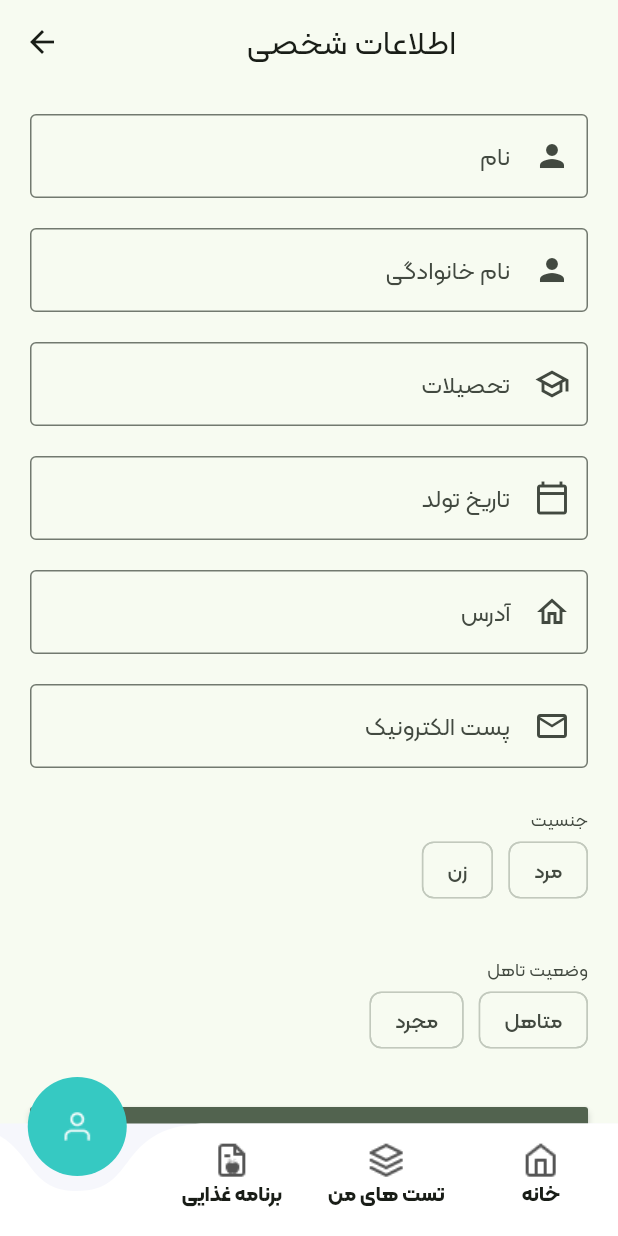
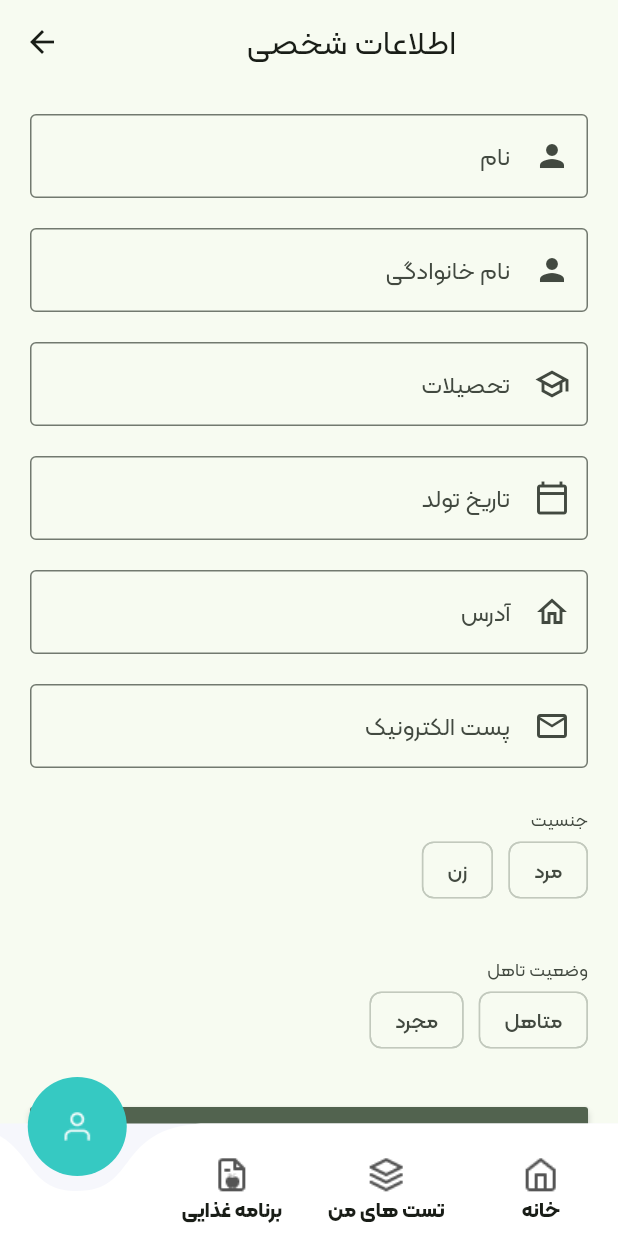
Before and after one commit to aligavahi/sharif_health_app, a Flutter app: the screen it shows after launch, after a tap on "کاربر", after a tap on the "arrow drop up" icon, after a tap on "ویرایش اطلاعات شخصی", on a phone screen of 412 x 824 dp. Run offline on Flutter 3.47's test engine with Material 3 defaults, Android fonts, the phone set to English and light mode, and no system bars; drawn by our look-alikes of curved_navigation_bar, flutter_form_builder; our stand-ins replace bloc, flutter_bloc, pinput, shamsi_date, shared_preferences, syncfusion_flutter_charts; network calls fail.

Commit message:
add all navigation icons

```diff
--- a/lib/ui/homepage/navigation/navigation_item.dart
+++ b/lib/ui/homepage/navigation/navigation_item.dart
@@ -1,31 +1,44 @@
 import 'package:flutter/cupertino.dart';
+import 'package:sharif_health_app/utils/app_colors.dart';
 
 class NavigationItem extends StatelessWidget {
-  final ImageIcon icon;
-
+  final String assetName;
   final String label;
   final bool isActive;
+  final double activeSize = 50;
+  final double inActiveSize = 60;
 
-  const NavigationItem({super.key,
-    required this.icon,
-    required this.label,
-    required this.isActive});
+  const NavigationItem(
+      {super.key,
+      required this.assetName,
+      required this.label,
+      required this.isActive});
 
   @override
   Widget build(BuildContext context) {
+    final Widget icon = getNavigationItem(assetName);
     Widget widget;
     if (!isActive) {
-      widget = Column(children: [
-        Center(child: icon),
-        Center(
-            child: Text(
+      widget = Column(
+          mainAxisAlignment: MainAxisAlignment.end,
+          crossAxisAlignment: CrossAxisAlignment.center,
+          children: [
+            const Spacer(),
+            Expanded(flex: 2  ,child: Center(child: icon)),
+            Center(
+                child: Text(
               label,
               style: const TextStyle(fontWeight: FontWeight.bold),
             ))
-      ]);
+          ]);
     } else {
       widget = Center(child: icon);
     }
-    return SizedBox(height: 50, child: widget);
+    return SizedBox(height: isActive ? activeSize : inActiveSize, child: widget);
+  }
+
+  Widget getNavigationItem(assetName) {
+    Color color = isActive ? AppColors.white : AppColors.black;
+    return Image.asset(assetName, color: color,fit: BoxFit.scaleDown,);
   }
 }
--- a/lib/ui/homepage/navigation/trainee_home_page.dart
+++ b/lib/ui/homepage/navigation/trainee_home_page.dart
@@ -6,7 +6,6 @@ import 'package:sharif_health_app/ui/homepage/my_tests/my_tests_page.dart';
 import 'package:sharif_health_app/ui/homepage/navigation/navigation_item.dart';
 import 'package:sharif_health_app/ui/homepage/profile/main_page/profile_page.dart';
 import 'package:sharif_health_app/utils/app_colors.dart';
-import 'package:sharif_health_app/utils/app_item.dart';
 
 class TraineeHomePage extends StatelessWidget {
   const TraineeHomePage({super.key, required this.index});
@@ -23,24 +22,22 @@ class TraineeHomePage extends StatelessWidget {
         buttonBackgroundColor: AppColors.green  ,
         items: [
           NavigationItem(
-            icon: getNavigationItem("assets/trainee/profile.png", index == 0),
+            assetName:"assets/trainee/profile.png",
             label: 'پروفایل',
             isActive: index == 0,
           ),
           NavigationItem(
-            icon:
-            getNavigationItem("assets/trainee/diet.png", index == 1),
+            assetName:"assets/trainee/diet.png",
             label: 'برنامه غذایی',
             isActive: index == 1,
           ),
           NavigationItem(
-            icon:
-            getNavigationItem("assets/trainee/test.png", index == 2),
+            assetName:"assets/trainee/test.png",
             label: 'تست های من',
             isActive: index == 2,
           ),
           NavigationItem(
-            icon: getNavigationItem("assets/trainee/home.png", index == 3),
+            assetName: "assets/trainee/home.png",
             label: 'خانه',
             isActive: index == 3,
           )
--- a/lib/utils/app_item.dart
+++ /dev/null
@@ -1,7 +0,0 @@
-import 'package:flutter/cupertino.dart';
-import 'package:sharif_health_app/utils/app_colors.dart';
-
-ImageIcon getNavigationItem(assetName, selected) {
-  Color color = selected ? AppColors.white : AppColors.black;
-  return ImageIcon(AssetImage(assetName), color: color);
-}
```
Also changed, not shown: lib/ui/homepage/navigation/admin_home_page.dart (+4 -7 lines), lib/ui/homepage/navigation/trainer_home_page.dart (+4 -7 lines).
